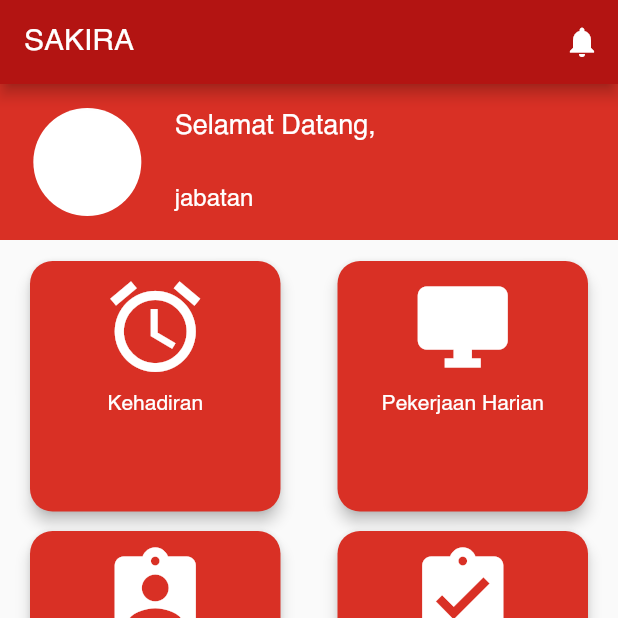
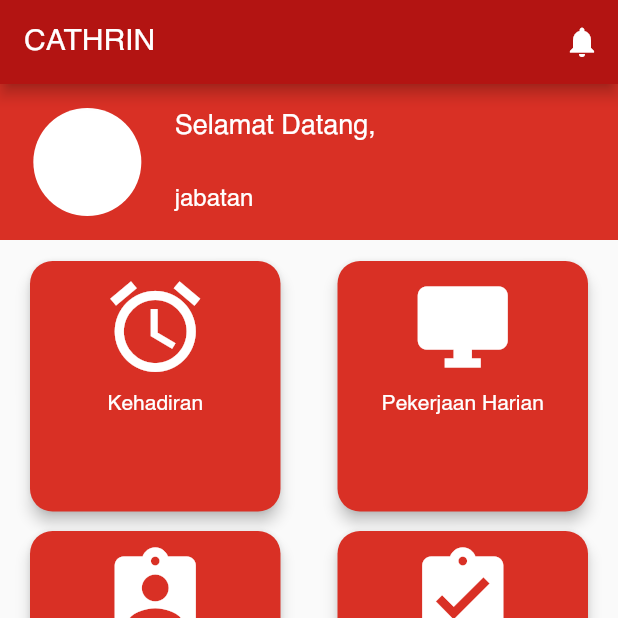
Before and after one commit to andiaqsha99/daily_log, a Flutter app: the HomePage screen opened directly, on a phone screen of 412 x 824 dp, the top half of it. Run offline on Flutter 3.47's test engine with Material 2 defaults, Android fonts, the phone set to English and light mode, and no system bars; drawn by our look-alikes of badges; our stand-ins replace flutter_typeahead, grouped_list, image_picker, location, month_picker_dialog, permission_handler and 3 more; missing offline and left inert: flutter_downloader, qr_code_scanner; accounts and stored records are empty; network calls fail.

Commit message:
ganti nama

```diff
--- a/lib/HomePage.dart
+++ b/lib/HomePage.dart
@@ -21,7 +21,7 @@ class HomePage extends StatelessWidget {
   Widget build(BuildContext context) {
     return Scaffold(
       appBar: AppBar(
-        title: Text("SAKIRA"),
+        title: Text("CATHRIN"),
         actions: [NotificationWidget()],
       ),
       body: SafeArea(child: MenuPage()),
--- a/lib/api/ApiService.dart
+++ b/lib/api/ApiService.dart
@@ -19,11 +19,11 @@ import 'package:http/http.dart' as http;
 import 'package:intl/intl.dart';
 
 class ApiService {
-  final String baseUrl = "https://hurryup.universitaspertamina.ac.id/daily/api";
-  final String storageUrl =
-      "https://hurryup.universitaspertamina.ac.id/daily/storage/";
-  // final String baseUrl = "http://192.168.81.253:8000/api";
-  // final String storageUrl = "http://192.168.81.253:8000/storage/";
+  // final String baseUrl = "https://hurryup.universitaspertamina.ac.id/daily/api";
+  // final String storageUrl =
+  //     "https://hurryup.universitaspertamina.ac.id/daily/storage/";
+  final String baseUrl = "http://192.168.81.253:8000/api";
+  final String storageUrl = "http://192.168.81.253:8000/storage/";
 
   var client = http.Client();
 
```
